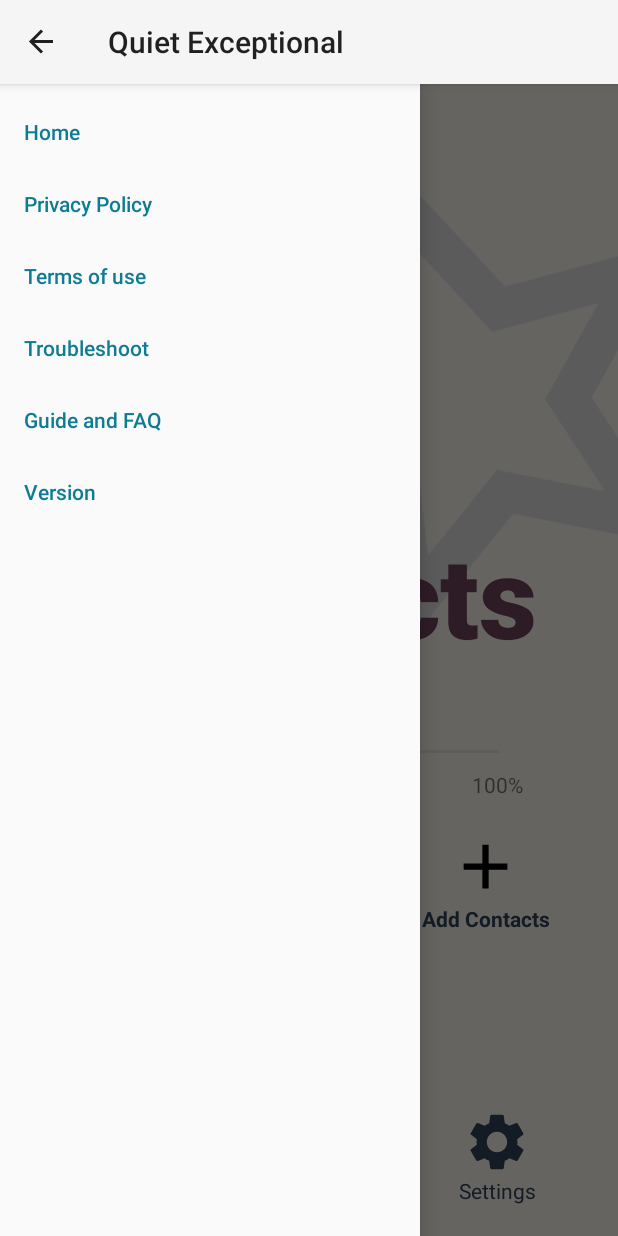
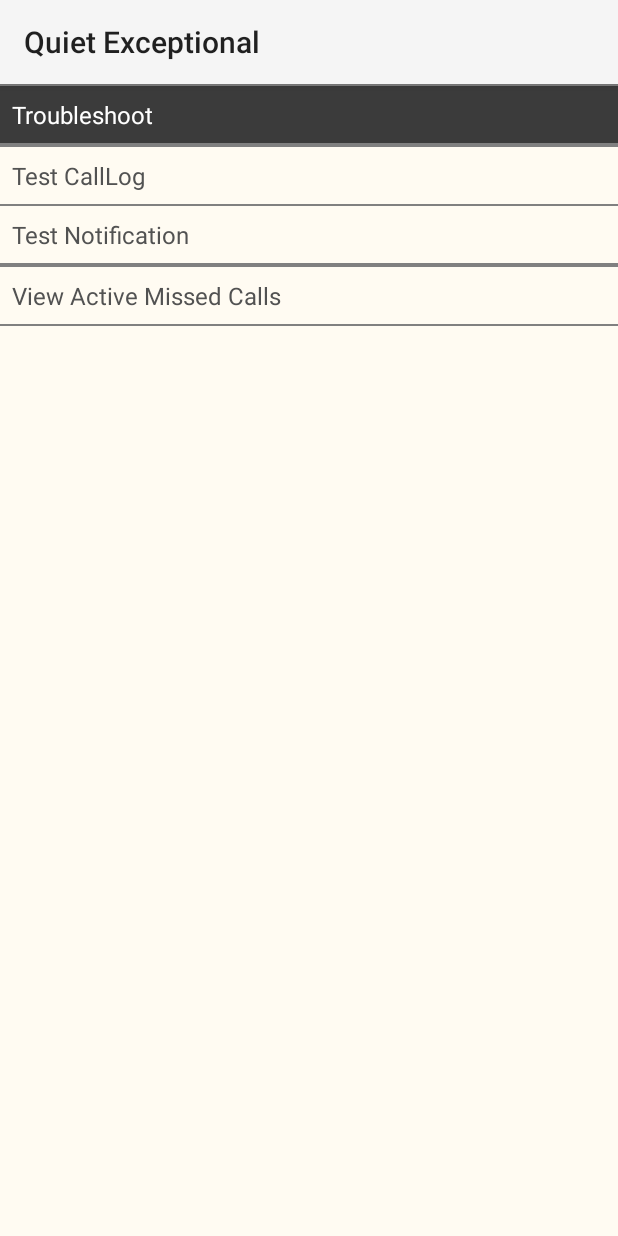
Before and after one commit to akileshsivakumar08/Quiet-Exceptional, an Android app: the screen it shows after launch (MainActivity before the commit, troubleshoot after it), in the side drawer, after a tap on "Troubleshoot", on a phone screen of 412 x 824 dp. Run offline under Robolectric (Android 15) with nearby library versions, the phone set to English and light mode, and no system bars; 7 statements that could not run were skipped.

Commit message:
Restructuring, Policy to website and Troubleshoot separation

```diff
--- a/app/src/main/AndroidManifest.xml
+++ b/app/src/main/AndroidManifest.xml
@@ -36,7 +36,9 @@
             android:screenOrientation="portrait" >
 
         </activity>
-
+        <activity
+            android:name=".troubleshoot"
+            android:exported="true" />
         <service android:name=".myAccessibilityService"
             android:permission="android.permission.BIND_ACCESSIBILITY_SERVICE"
             android:label="@string/accessibility_service_label"
--- a/app/src/main/java/com/example/allowrepeatcallers/MainActivity.java
+++ b/app/src/main/java/com/example/allowrepeatcallers/MainActivity.java
@@ -118,7 +118,7 @@ public class MainActivity extends AppCompatActivity {
                     i.setData(Uri.parse(url));
                     startActivity(i);
                 }
-                if(id==R.id.terms)
+                else if(id==R.id.terms)
                 {
 
                     String url = "https://sites.google.com/view/quietexceptional/terms-and-conditions?authuser=9";
@@ -127,6 +127,11 @@ public class MainActivity extends AppCompatActivity {
                     i.setData(Uri.parse(url));
                     startActivity(i);
                 }
+                else if(id==R.id.troubleshoot)
+                {
+                    Intent intent = new Intent(context, troubleshoot.class);
+                            startActivity(intent);
+                        }
 
 
                 return true;
--- /dev/null
+++ b/app/src/main/java/com/example/allowrepeatcallers/troubleshoot.java
@@ -0,0 +1,102 @@
+package com.example.allowrepeatcallers;
+
+import android.app.Notification;
+import android.app.NotificationManager;
+import android.content.Context;
+import android.database.Cursor;
+import android.net.Uri;
+import android.os.Build;
+import android.os.Bundle;
+import android.provider.CallLog;
+import android.view.View;
+import android.widget.Switch;
+import android.widget.TextView;
+
+import androidx.appcompat.app.AlertDialog;
+import androidx.appcompat.app.AppCompatActivity;
+
+import java.util.ArrayList;
+
+public class troubleshoot extends AppCompatActivity {
+    TextView testNotification;
+    TextView testCallLog;
+    TextView getMissedList;
+    @Override
+    protected void onCreate(Bundle savedInstanceState) {
+
+        super.onCreate(savedInstanceState);
+        setContentView(R.layout.troubleshoot);
+        Context context=getApplicationContext();
+        testNotification=findViewById(R.id.testNotification);
+        testCallLog=findViewById(R.id.testCallLog);
+        getMissedList=findViewById(R.id.getmissedlist);
+        getMissedList.setOnClickListener(new View.OnClickListener() {
+            @Override
+            public void onClick(View view) {
+                feat_RepeatCaller obj_getmissedlist=new feat_RepeatCaller(context);
+                String string_missedList="\n";
+                ArrayList<String>local_missedList=obj_getmissedlist.getMissedList();
+                if(local_missedList.size()==0){
+                    string_missedList="No Active Missed Calls";
+                }
+                for(int i=0;i<local_missedList.size();i++){
+                    string_missedList=string_missedList+local_missedList.get(i)+"\n";
+                }
+                AlertDialog.Builder noti_alertbuilder = new AlertDialog.Builder(com.example.allowrepeatcallers.troubleshoot.this);
+                noti_alertbuilder.setMessage(string_missedList);
+                AlertDialog alertDialog = noti_alertbuilder.create();
+                alertDialog.show();
+            }
+        });
+        testCallLog.setOnClickListener(new View.OnClickListener() {
+            @Override
+            public void onClick(View view) {
+                String logNumber;
+                String logType;
+                Uri uriCallLogs = Uri.parse("content://call_log/calls");
+                Cursor cursorCallLogs = null;
+                if (Build.VERSION.SDK_INT >= Build.VERSION_CODES.O) {
+                    cursorCallLogs = getApplicationContext().getContentResolver().query(uriCallLogs, null, null, null);
+                }
+                cursorCallLogs.moveToLast();
+                String logDate = cursorCallLogs.getString(cursorCallLogs.getColumnIndex(CallLog.Calls.DATE));
+                long lastTime=Long.parseLong(logDate);
+                cursorCallLogs.moveToFirst();
+                logDate = cursorCallLogs.getString(cursorCallLogs.getColumnIndex(CallLog.Calls.DATE));
+                long firstTime=Long.parseLong(logDate);
+                long currentTime=System. currentTimeMillis();
+                if(firstTime>lastTime) {
+                    logNumber = cursorCallLogs.getString(cursorCallLogs.getColumnIndex(CallLog.Calls.NUMBER));
+                    logType=cursorCallLogs.getString(cursorCallLogs.getColumnIndex(CallLog.Calls.TYPE));
+                }
+                else{
+                    cursorCallLogs.moveToLast();
+                    logNumber = cursorCallLogs.getString(cursorCallLogs.getColumnIndex(CallLog.Calls.NUMBER));
+                    logType=cursorCallLogs.getString(cursorCallLogs.getColumnIndex(CallLog.Calls.TYPE));
+                }
+                AlertDialog.Builder noti_alertbuilder = new AlertDialog.Builder(com.example.allowrepeatcallers.troubleshoot.this);
+                noti_alertbuilder.setMessage("LastTime="+lastTime+"\n"+"FirstTime="+firstTime+"\n"+"Now:"+currentTime+"\n"+"\n"+"\n"+"Number="+logNumber+"\n"+"Type="+logType);
+                AlertDialog alertDialog = noti_alertbuilder.create();
+                alertDialog.show();
+            }
+        });
+        testNotification.setOnClickListener(new View.OnClickListener() {
+            @Override
+            public void onClick(View view) {
+                NotificationManager post_notificationManager = (NotificationManager) getApplicationContext().getSystemService(NOTIFICATION_SERVICE);
+                /*CharSequence chname = "ChannelName";
+                int importance = NotificationManager.IMPORTANCE_LOW;
+                NotificationChannel mChannel = new NotificationChannel(CHANNEL_ID, chname,importance);
+                post_notificationManager.createNotificationChannel(mChannel);*/
+                String NotiString="Test";
+                int notificationID=1;
+                Notification notification = utilityHelpers.buildNotification(NotiString, "Swipe or press Stop to mute next Call", notificationID,getApplicationContext());
+                                       /* NotificationManager manager = null;
+                                        manager = context.getSystemService(NotificationManager.class);*/
+                post_notificationManager.notify(notificationID, notification);
+            }
+        });
+    }
+
+
+}
--- /dev/null
+++ b/app/src/main/res/layout/troubleshoot.xml
@@ -0,0 +1,93 @@
+<?xml version="1.0" encoding="utf-8"?>
+<androidx.constraintlayout.widget.ConstraintLayout xmlns:android="http://schemas.android.com/apk/res/android"
+    xmlns:app="http://schemas.android.com/apk/res-auto"
+    xmlns:tools="http://schemas.android.com/tools"
+    android:layout_width="match_parent"
+    android:layout_height="match_parent"
+    android:background="#FFFBF2">
+
+
+
+    <ScrollView
+        android:layout_width="match_parent"
+        android:layout_height="495dp"
+        app:layout_constraintStart_toStartOf="parent"
+        app:layout_constraintTop_toTopOf="parent">
+
+        <LinearLayout
+            android:layout_width="match_parent"
+            android:layout_height="wrap_content"
+            android:orientation="vertical">
+
+            <View
+                android:layout_width="match_parent"
+                android:layout_height="1dp"
+                android:background="#808080" />
+
+            <TextView
+                android:layout_width="match_parent"
+                android:layout_height="wrap_content"
+                android:background="#3B3B3B"
+                android:padding="8dp"
+                android:text="@string/troubleshoot"
+                android:textColor="@color/white"
+                android:textSize="16sp" />
+
+            <View
+                android:layout_width="match_parent"
+                android:layout_height="1dp"
+                android:background="#808080" />
+
+            <View
+                android:layout_width="match_parent"
+                android:layout_height="1dp"
+                android:background="#808080" />
+
+            <TextView
+                android:id="@+id/testCallLog"
+                android:layout_width="wrap_content"
+                android:layout_height="wrap_content"
+                android:padding="8dp"
+                android:text="Test CallLog"
+                android:textColor="#525252"
+                android:textSize="16sp" />
+            <View
+                android:layout_width="match_parent"
+                android:layout_height="1dp"
+                android:background="#808080" />
+            <TextView
+                android:id="@+id/testNotification"
+                android:layout_width="wrap_content"
+                android:layout_height="wrap_content"
+                android:padding="8dp"
+                android:text="Test Notification"
+                android:textColor="#525252"
+                android:textSize="16sp" />
+            <View
+                android:layout_width="match_parent"
+                android:layout_height="1dp"
+                android:background="#808080" />
+            <View
+                android:layout_width="match_parent"
+                android:layout_height="1dp"
+                android:background="#808080" />
+            <TextView
+                android:id="@+id/getmissedlist"
+                android:layout_width="wrap_content"
+                android:layout_height="wrap_content"
+                android:padding="8dp"
+                android:text="View Active Missed Calls"
+                android:textColor="#525252"
+                android:textSize="16sp" />
+            <View
+                android:layout_width="match_parent"
+                android:layout_height="1dp"
+                android:background="#808080" />
+        </LinearLayout>
+
+
+    </ScrollView>
+
+
+
+</androidx.constraintlayout.widget.ConstraintLayout>
--- a/app/src/main/res/values/strings.xml
+++ b/app/src/main/res/values/strings.xml
@@ -4,6 +4,7 @@
     <string name="accessibility_service_desc">This service detects if the volume button is pressed</string>
     <string name="language_change">change</string>
     <string name="Settings">Settings</string>
+    <string name="troubleshoot">Troubleshoot</string>
     <string name="App_Language">App Language</string>
     <string name="RingInDND">Ring in Do Not Disturb Mode</string>
     <string name="RingInDND_desc">This applies to the feature Missedcall Alerts</string>
```
Also changed, not shown: app/src/main/java/com/example/allowrepeatcallers/settings.java (+1 -74 lines), app/src/main/res/layout/settings.xml (+0 -60 lines).
